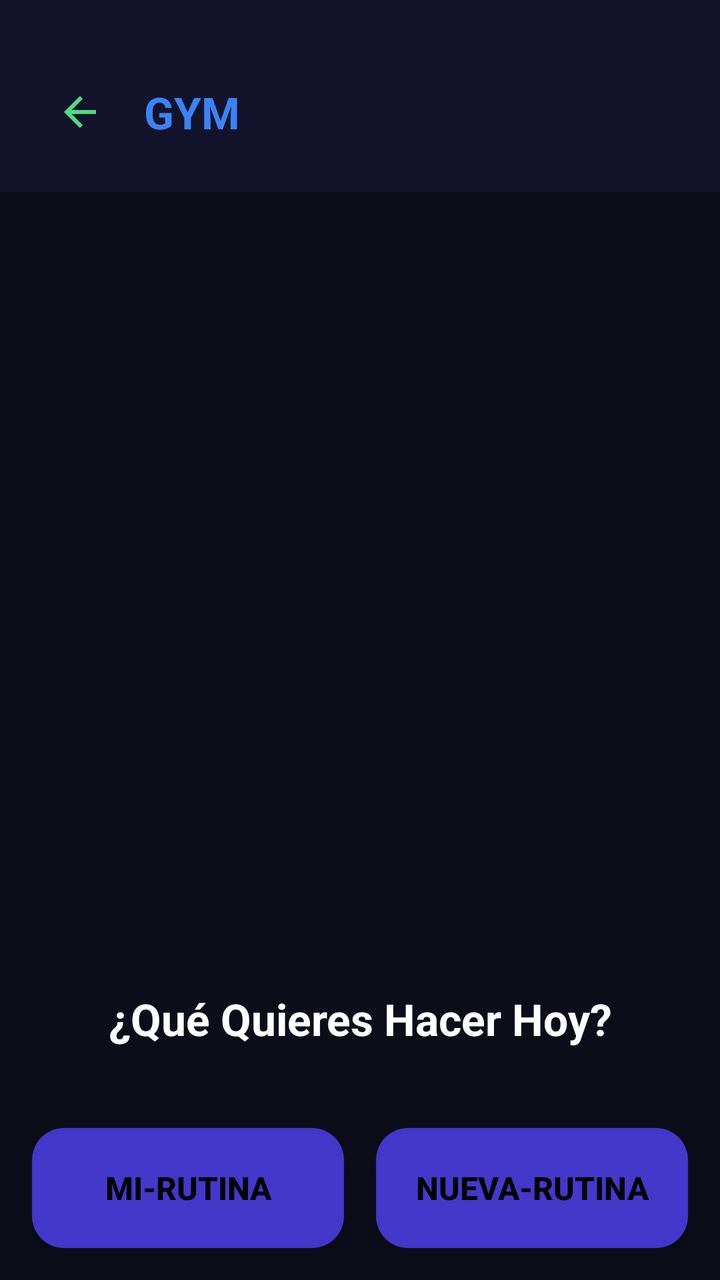
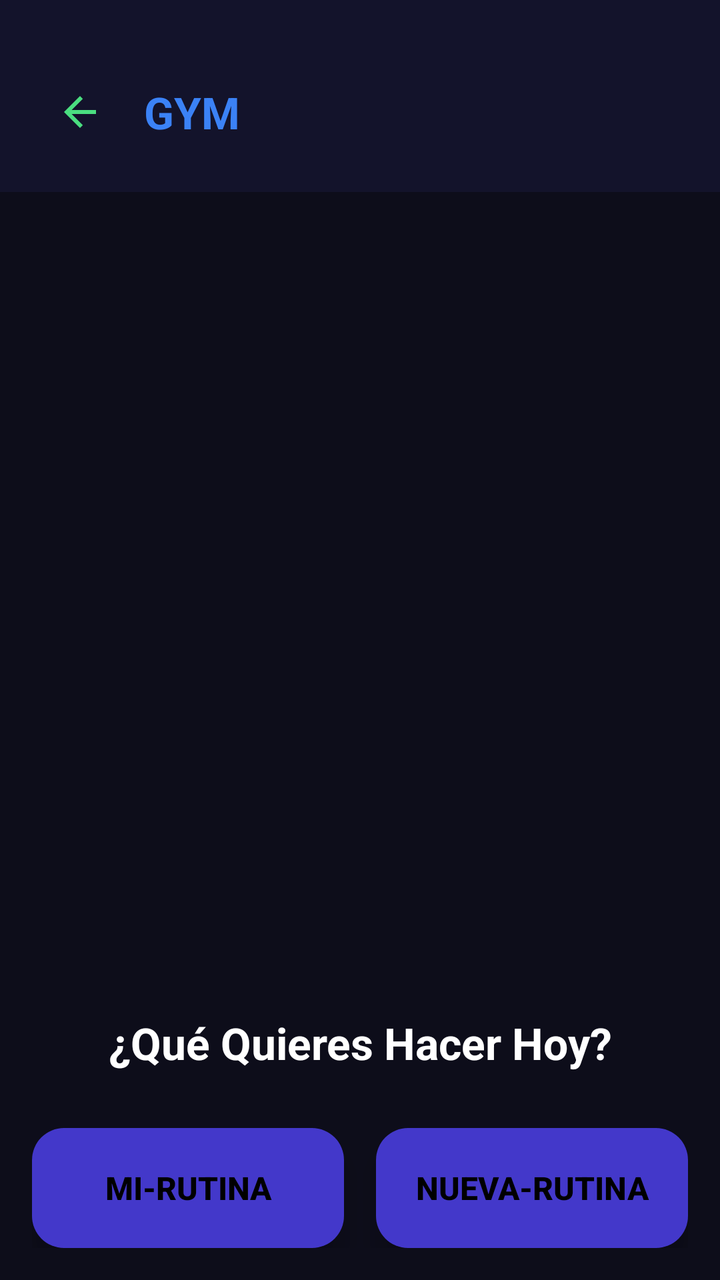

Compare the two renders of this Android layout. The source of the first and the diff that turns it into the second are given below.
<!-- AndroidManifest.xml: activity theme Theme.GimnasioPro -->
<!-- res/layout/activity_gim.xml -->
<?xml version="1.0" encoding="utf-8"?>

<LinearLayout xmlns:android="http://schemas.android.com/apk/res/android"
    xmlns:tools="http://schemas.android.com/tools"
    android:layout_width="match_parent"
    android:layout_height="match_parent"
    android:background="@color/dark_green_background"
    android:orientation="vertical"
    android:fitsSystemWindows="true"
    tools:context=".GimActivity">

    
    <LinearLayout
        android:layout_width="match_parent"
        android:layout_height="wrap_content"
        android:background="@color/darker_green_header"
        android:gravity="center_vertical"
        android:orientation="horizontal"
        android:paddingStart="16dp"
        android:paddingEnd="16dp"
        android:paddingBottom="16dp"
        android:paddingTop="32dp">

        <ImageButton
            android:id="@+id/btnBack"
            android:layout_width="48dp"
            android:layout_height="48dp"
            android:background="?attr/selectableItemBackgroundBorderless"
            android:contentDescription="@string/btn_volver"
            android:src="@drawable/ic_arrow_back"
            android:scaleType="centerInside"
            android:clickable="true"
            android:focusable="true" />

        <TextView
            android:id="@+id/tvHeader"
            android:layout_width="0dp"
            android:layout_height="wrap_content"
            android:layout_marginStart="8dp"
            android:layout_weight="1"
            android:text="@string/btn_gim"
            android:textColor="@color/accent_blue"
            android:textSize="22sp"
            android:textStyle="bold" />
    </LinearLayout>

    
    <FrameLayout
        android:id="@+id/calendarContainer"
        android:layout_width="match_parent"
        android:layout_height="0dp"
        android:layout_gravity="center"
        android:layout_marginHorizontal="16dp"
        android:layout_weight="1" />

    
    <TextView
        android:id="@+id/tvQuestion"
        android:layout_width="match_parent"
        android:layout_height="wrap_content"
        android:gravity="center"
        android:paddingVertical="24dp"
        android:text="@string/question_what_today"
        android:textColor="@color/text_on_background"
        android:textSize="22sp"
        android:textStyle="bold" />

    
    <LinearLayout
        android:layout_width="match_parent"
        android:layout_height="wrap_content"
        android:gravity="center"
        android:orientation="horizontal"
        android:padding="16dp">

        <Button
            android:id="@+id/btnMiRutina"
            android:layout_width="0dp"
            android:layout_height="60dp"
            android:layout_marginEnd="8dp"
            android:layout_weight="1"
            android:background="@drawable/bg_card_trainer"
            android:elevation="8dp"
            android:stateListAnimator="@null"
            android:text="@string/btn_mi_rutina"
            android:textColor="@color/text_on_button"
            android:textSize="16sp"
            android:textStyle="bold" />

        <Button
            android:id="@+id/btnNuevaRutina"
            android:layout_width="0dp"
            android:layout_height="60dp"
            android:layout_marginStart="8dp"
            android:layout_weight="1"
            android:background="@drawable/bg_card_trainer"
            android:elevation="8dp"
            android:stateListAnimator="@null"
            android:text="@string/btn_nueva_rutina"
            android:textColor="@color/text_on_button"
            android:textSize="16sp"
            android:textStyle="bold" />

    </LinearLayout>

</LinearLayout>
<!-- resources referenced by this layout -->
<resources>
  <color name="accent_blue">#3B82F6</color>
  <color name="dark_green_background">@color/dark_background</color>
  <color name="darker_green_header">@color/dark_background_secondary</color>
  <color name="text_on_background">@color/text_primary</color>
  <color name="text_on_button">#FF000000</color>
  <!-- drawable bg_card_trainer (drawable) -->
  <?xml version="1.0" encoding="utf-8"?>
  
  <shape xmlns:android="http://schemas.android.com/apk/res/android"
      android:shape="rectangle">
      <solid android:color="@color/card_trainer" />
      <corners android:radius="16dp" />
  </shape>
  <!-- drawable ic_arrow_back (drawable) -->
  <?xml version="1.0" encoding="utf-8"?>
  
  <vector xmlns:android="http://schemas.android.com/apk/res/android"
      android:width="24dp"
      android:height="24dp"
      android:viewportWidth="24"
      android:viewportHeight="24"
      android:tint="@color/electric_green_button">
      <path
          android:fillColor="@android:color/white"
          android:pathData="M20,11H7.83l5.59,-5.59L12,4l-8,8 8,8 1.41,-1.41L7.83,13H20v-2z"/>
  </vector>
  <string name="btn_gim">GYM</string>
  <string name="btn_mi_rutina">Mi-Rutina</string>
  <string name="btn_nueva_rutina">Nueva-Rutina</string>
  <string name="btn_volver">Volver</string>
  <string name="question_what_today">¿Qué Quieres Hacer Hoy?</string>
  <style name="Theme.GimnasioPro" parent="Theme.MaterialComponents.Light.NoActionBar">
          
          <item name="colorPrimary">@color/electric_green_button</item>
          <item name="colorPrimaryDark">@color/dark_green_background</item>
          <item name="colorAccent">@color/electric_green_button</item>
          <item name="colorOnPrimary">@color/text_on_button</item>
          <item name="android:windowBackground">@color/dark_green_background</item>
          <item name="android:statusBarColor">@color/dark_green_background</item>
          <item name="android:navigationBarColor">@color/dark_green_background</item>
          <item name="android:fitsSystemWindows">true</item>
      </style>
  <color name="dark_background">#0D0D1A</color>
  <color name="dark_background_secondary">#13132B</color>
  <color name="text_primary">#FFFFFF</color>
  <color name="card_trainer">#4338CA</color>
  <color name="electric_green_button">@color/accent_green</color>
  <color name="accent_green">#4ADE80</color>
</resources>

<!-- the commit's change to res/layout/activity_gim.xml (unified diff, before → after) -->
@@ -59,7 +59,7 @@
         android:layout_width="match_parent"
         android:layout_height="wrap_content"
         android:gravity="center"
-        android:paddingVertical="24dp"
+        android:paddingVertical="12dp"
         android:text="@string/question_what_today"
         android:textColor="@color/text_on_background"
         android:textSize="22sp"
@@ -71,7 +71,8 @@
         android:layout_height="wrap_content"
         android:gravity="center"
         android:orientation="horizontal"
-        android:padding="16dp">
+        android:padding="16dp"
+        android:paddingBottom="8dp">
 
         <Button
             android:id="@+id/btnMiRutina"
@@ -103,4 +104,12 @@
 
     </LinearLayout>
 
+    
+    <FrameLayout
+        android:id="@+id/adContainerGim"
+        android:layout_width="match_parent"
+        android:layout_height="wrap_content"
+        android:layout_gravity="bottom"
+        android:visibility="gone"/>
+
 </LinearLayout>
